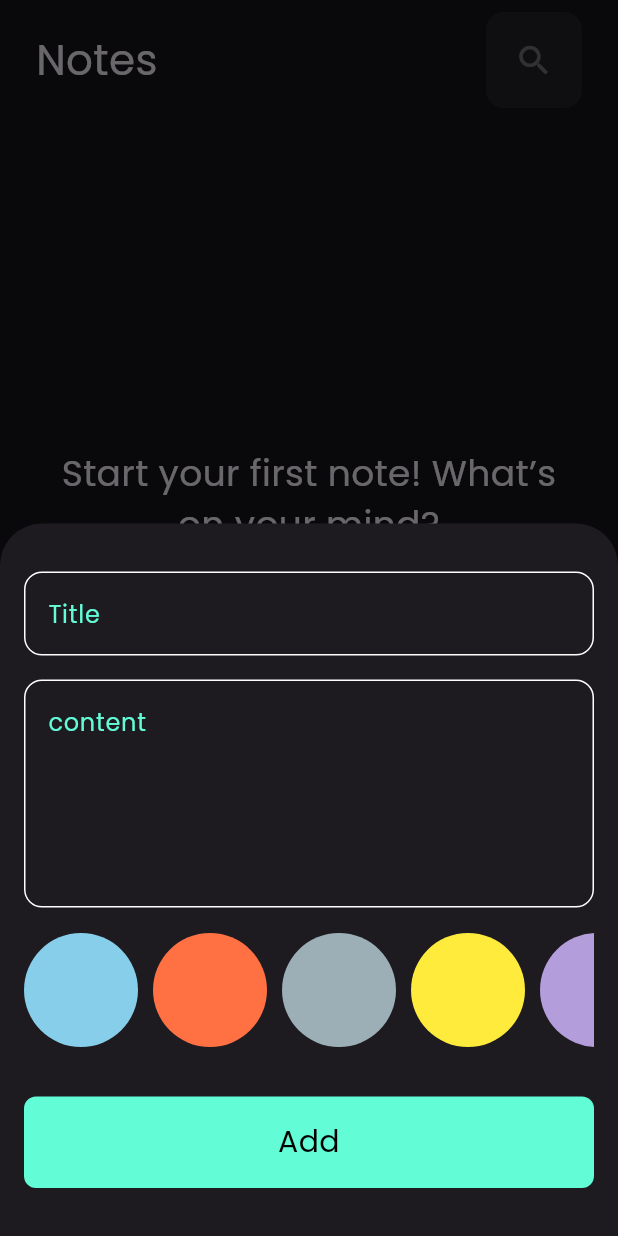
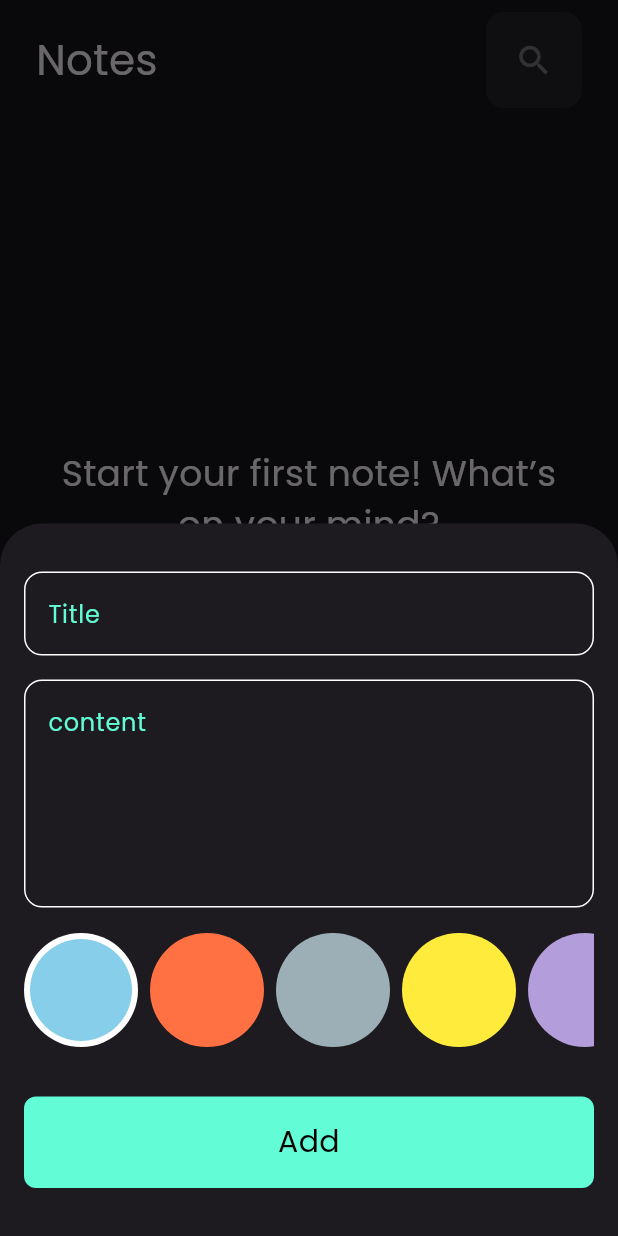
Before and after one commit to As-tra/notes_app, a Flutter app: the screen it shows after launch, after a tap on the "add" icon, on a phone screen of 412 x 824 dp. Run offline on Flutter 3.47's test engine with Material 3 defaults, Android fonts, the phone set to English and light mode, and no system bars; our stand-ins replace flutter_bloc, font_awesome_flutter, hive, hive_flutter, lottie; accounts and stored records are empty.

Commit message:
make color item active

```diff
--- a/lib/widgets/color_item.dart
+++ b/lib/widgets/color_item.dart
@@ -4,17 +4,25 @@ class ColorItem extends StatelessWidget {
   const ColorItem({
     super.key,
     required this.color,
+    this.isActive = false,
   });
   final Color color;
+  final bool isActive;
 
   @override
   Widget build(BuildContext context) {
-    return Container(
-      padding: const EdgeInsets.only(right: 10),
-      child: CircleAvatar(
-        radius: 38,
-        backgroundColor: color,
-      ),
-    );
+    return isActive
+        ? CircleAvatar(
+            radius: 38,
+            backgroundColor: Colors.white,
+            child: CircleAvatar(
+              radius: 34,
+              backgroundColor: color,
+            ),
+          )
+        : CircleAvatar(
+            radius: 38,
+            backgroundColor: color,
+          );
   }
 }
--- a/lib/widgets/colors_list_view.dart
+++ b/lib/widgets/colors_list_view.dart
@@ -2,11 +2,17 @@ import 'package:flutter/material.dart';
 import 'package:note_offline/constants.dart';
 import 'package:note_offline/widgets/color_item.dart';
 
-class ColorsListView extends StatelessWidget {
+class ColorsListView extends StatefulWidget {
   const ColorsListView({
     super.key,
   });
 
+  @override
+  State<ColorsListView> createState() => _ColorsListViewState();
+}
+
+class _ColorsListViewState extends State<ColorsListView> {
+  int currentIndex = 0;
   @override
   Widget build(BuildContext context) {
     return SizedBox(
@@ -15,8 +21,19 @@ class ColorsListView extends StatelessWidget {
         scrollDirection: Axis.horizontal,
         itemCount: kNoteColors.length,
         itemBuilder: (context, index) {
-          return ColorItem(
-            color: kNoteColors[index],
+          return Padding(
+            padding: const EdgeInsets.only(right: 8.0),
+            child: GestureDetector(
+              onTap: () {
+                setState(() {
+                  currentIndex = index;
+                });
+              },
+              child: ColorItem(
+                color: kNoteColors[index],
+                isActive: currentIndex == index,
+              ),
+            ),
           );
         },
       ),
```
